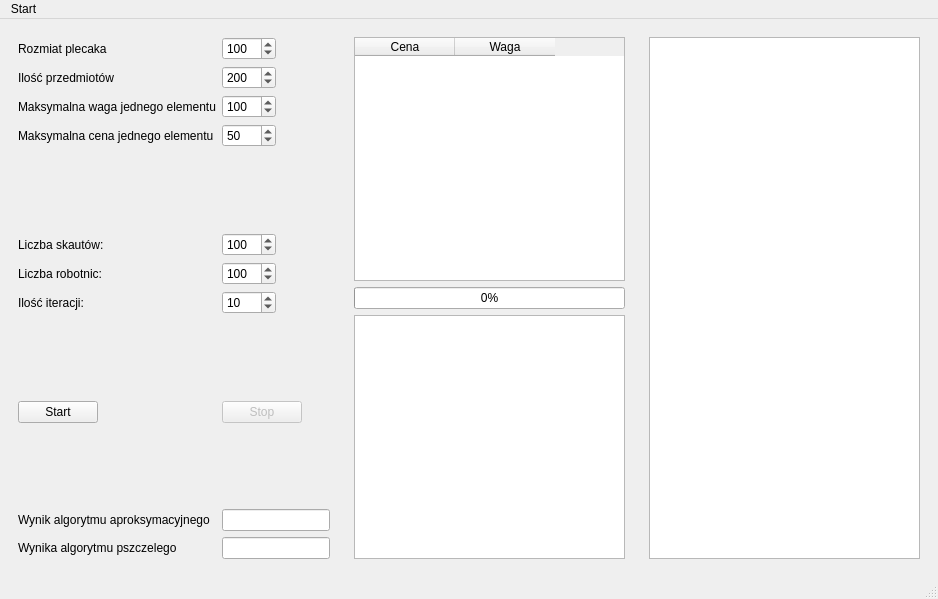
Qt form window.ui (swistak/pszczolki) before a commit.
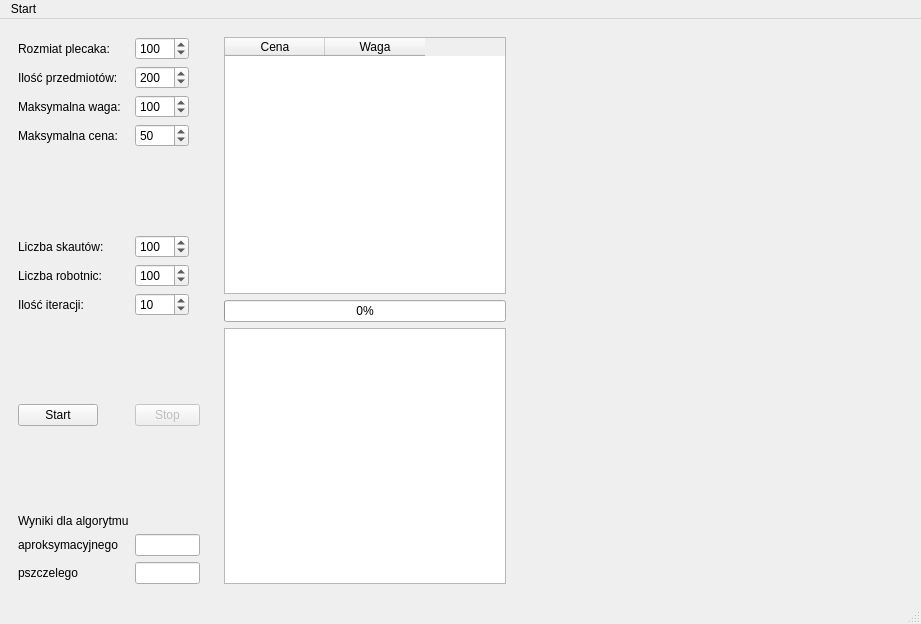
The same form after that commit. Custom widgets are drawn as their Qt base class.

Diff of the .ui file:
```diff
--- a/window.ui
+++ b/window.ui
@@ -6,8 +6,8 @@
    <rect>
     <x>0</x>
     <y>0</y>
-    <width>938</width>
-    <height>599</height>
+    <width>921</width>
+    <height>624</height>
    </rect>
   </property>
   <property name="windowTitle">
@@ -17,6 +17,18 @@
    <layout class="QHBoxLayout" name="horizontalLayout">
     <item>
      <widget class="QWidget" name="widget_2" native="true">
+      <property name="minimumSize">
+       <size>
+        <width>200</width>
+        <height>0</height>
+       </size>
+      </property>
+      <property name="maximumSize">
+       <size>
+        <width>200</width>
+        <height>16777215</height>
+       </size>
+      </property>
       <layout class="QFormLayout" name="formLayout">
        <property name="fieldGrowthPolicy">
         <enum>QFormLayout::ExpandingFieldsGrow</enum>
@@ -24,7 +36,7 @@
        <item row="0" column="0">
         <widget class="QLabel" name="label">
          <property name="text">
-          <string>Rozmiat plecaka</string>
+          <string>Rozmiat plecaka:</string>
          </property>
         </widget>
        </item>
@@ -41,7 +53,7 @@
        <item row="1" column="0">
         <widget class="QLabel" name="label_8">
          <property name="text">
-          <string>Ilość przedmiotów</string>
+          <string>Ilość przedmiotów:</string>
          </property>
         </widget>
        </item>
@@ -58,7 +70,7 @@
        <item row="2" column="0">
         <widget class="QLabel" name="label_2">
          <property name="text">
-          <string>Maksymalna waga jednego elementu</string>
+          <string>Maksymalna waga:</string>
          </property>
         </widget>
        </item>
@@ -78,7 +90,7 @@
        <item row="3" column="0">
         <widget class="QLabel" name="label_3">
          <property name="text">
-          <string>Maksymalna cena jednego elementu</string>
+          <string>Maksymalna cena:</string>
          </property>
         </widget>
        </item>
@@ -202,31 +214,64 @@
          </property>
         </spacer>
        </item>
-       <item row="12" column="0">
-        <widget class="QLabel" name="label_7">
-         <property name="text">
-          <string>Wynik algorytmu aproksymacyjnego</string>
-         </property>
-        </widget>
-       </item>
-       <item row="12" column="1">
-        <widget class="QLineEdit" name="resultAprox"/>
-       </item>
        <item row="13" column="0">
-        <widget class="QLabel" name="label_9">
+        <widget class="QLabel" name="label_7">
          <property name="text">
-          <string>Wynika algorytmu pszczelego</string>
+          <string>aproksymacyjnego</string>
          </property>
         </widget>
        </item>
        <item row="13" column="1">
-        <widget class="QLineEdit" name="resultBee"/>
+        <widget class="QLineEdit" name="resultAprox">
+         <property name="maximumSize">
+          <size>
+           <width>70</width>
+           <height>16777215</height>
+          </size>
+         </property>
+        </widget>
+       </item>
+       <item row="14" column="0">
+        <widget class="QLabel" name="label_9">
+         <property name="text">
+          <string>pszczelego</string>
+         </property>
+        </widget>
+       </item>
+       <item row="14" column="1">
+        <widget class="QLineEdit" name="resultBee">
+         <property name="maximumSize">
+          <size>
+           <width>70</width>
+           <height>16777215</height>
+          </size>
+         </property>
+        </widget>
+       </item>
+       <item row="12" column="0">
+        <widget class="QLabel" name="label_10">
+         <property name="text">
+          <string>Wyniki dla algorytmu</string>
+         </property>
+        </widget>
        </item>
       </layout>
      </widget>
     </item>
     <item>
      <widget class="QWidget" name="widget_3" native="true">
+      <property name="minimumSize">
+       <size>
+        <width>200</width>
+        <height>0</height>
+       </size>
+      </property>
+      <property name="maximumSize">
+       <size>
+        <width>300</width>
+        <height>16777215</height>
+       </size>
+      </property>
       <layout class="QVBoxLayout" name="verticalLayout">
        <item>
         <widget class="QTableWidget" name="problem">
@@ -262,7 +307,7 @@
      <widget class="QWidget" name="widget" native="true">
       <layout class="QVBoxLayout" name="verticalLayout_2">
        <item>
-        <widget class="QGraphicsView" name="graphicsView"/>
+        <widget class="QwtPlot" name="qwtPlot"/>
        </item>
       </layout>
      </widget>
@@ -274,7 +319,7 @@
     <rect>
      <x>0</x>
      <y>0</y>
-     <width>938</width>
+     <width>921</width>
      <height>21</height>
     </rect>
    </property>
@@ -287,6 +332,13 @@
   </widget>
   <widget class="QStatusBar" name="statusbar"/>
  </widget>
+ <customwidgets>
+  <customwidget>
+   <class>QwtPlot</class>
+   <extends>QFrame</extends>
+   <header>qwt_plot.h</header>
+  </customwidget>
+ </customwidgets>
  <tabstops>
   <tabstop>KBagSize</tabstop>
   <tabstop>KMaxWeight</tabstop>
```
